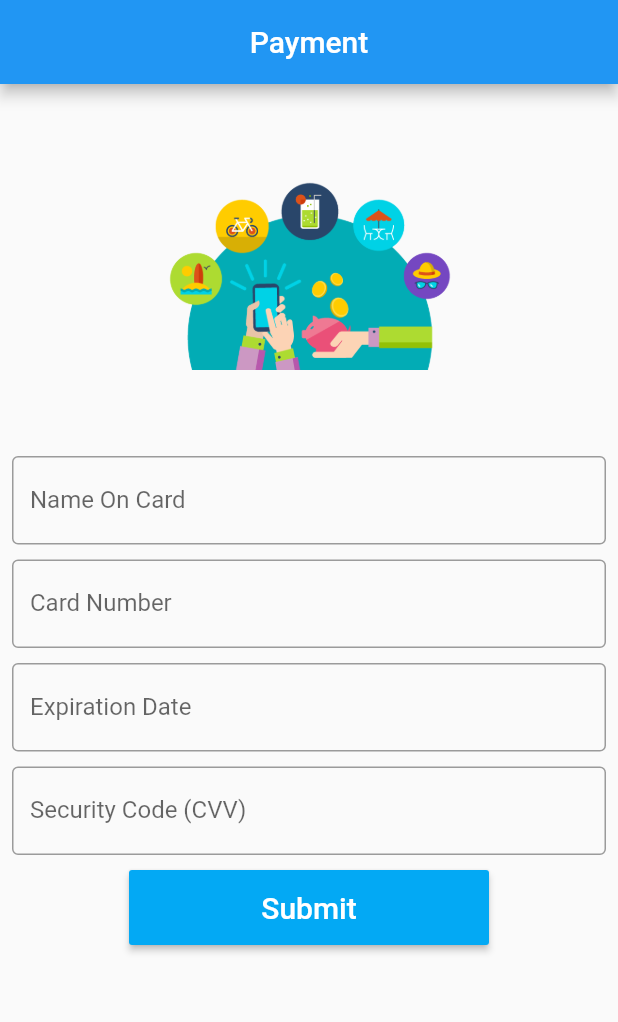
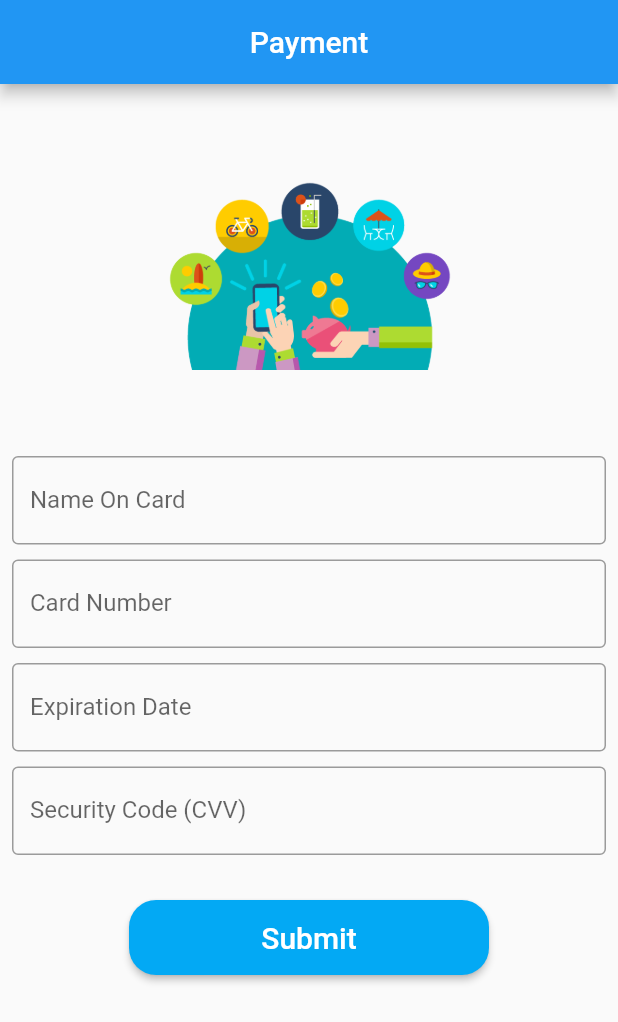
Before and after one commit to LinShunC/flutter, a Flutter app: the PayPage screen opened directly, on a phone screen of 412 x 824 dp. Shown: the top 1022 px of the screen. Run offline on Flutter 3.47's test engine with Material 2 defaults, Android fonts, the phone set to English and light mode, and no system bars; network calls fail.

Commit message:
improve UI

```diff
--- a/lib/pay.dart
+++ b/lib/pay.dart
@@ -155,16 +155,22 @@ centerTitle: true,
            return securityCode = value;
          },
                ),
-                SizedBox(height: 10),
+                SizedBox(height: 30),
                new SizedBox(
                  width: 240.0,
   height: 50.0,
              child:  new RaisedButton(
+                shape: new RoundedRectangleBorder(
+            borderRadius: new BorderRadius.circular(18.0),
+           // side: BorderSide(color: Colors.red)
+            ),
        child: new Text("Submit",style:  new TextStyle(fontSize: 20.0),),
        textColor: Colors.white,
        color: Colors.lightBlue,
         onPressed: validateAndSubmit,
-     ),),
+     ),
+
+     ),
 
              ],
            ),
```
Also changed, not shown: lib/home.dart (+22 -19 lines).
